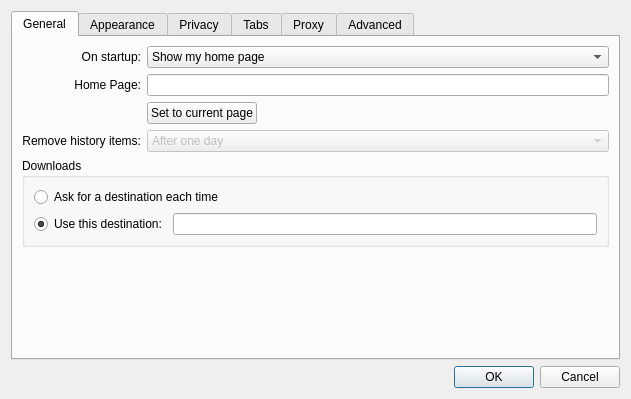
First picture: the form in src/settings.ui, repository bingal/torora, before the edit.
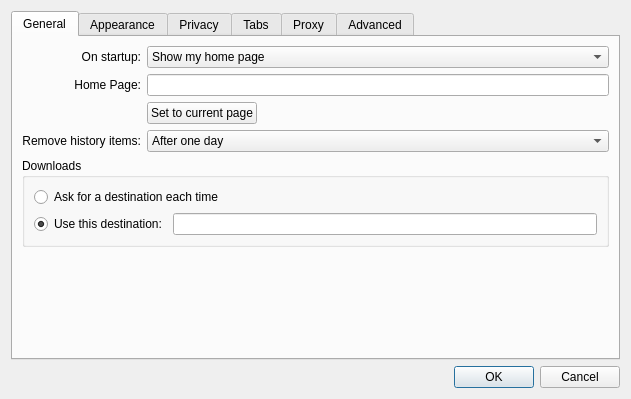
Second picture: the form after the edit. The open tabs and pages were chosen to show the change.

The edit to the form file:
```diff
--- a/src/settings.ui
+++ b/src/settings.ui
@@ -112,7 +112,7 @@
        <item row="3" column="1" colspan="2" >
         <widget class="QComboBox" name="expireHistory" >
          <property name="enabled" >
-          <bool>false</bool>
+          <bool>true</bool>
          </property>
          <item>
           <property name="text" >
```
Left out of the diff: 14 changed lines with no effect on the pictures.
